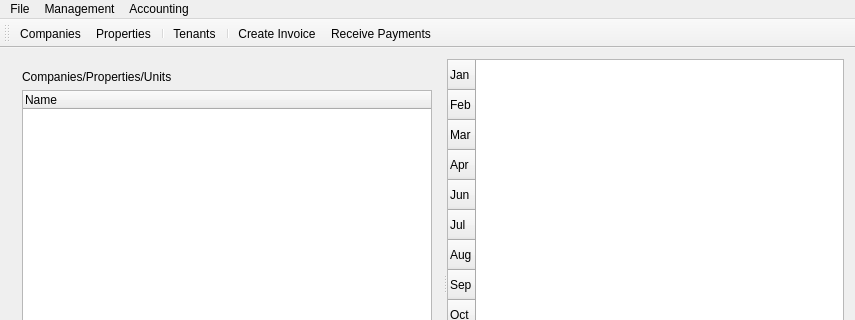
jayjay-w/rentman, file RentManager/rentmanagermainwindow.ui: the form before one commit; both pictures show x 0 to 855 and y 0 to 320 of the 855 by 539 pixel window.
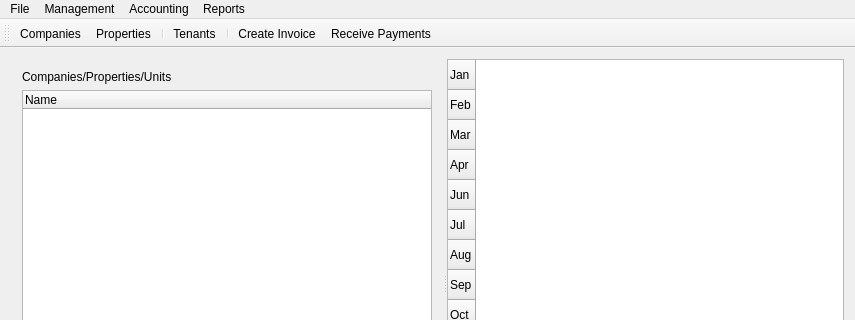
The form after the commit. Icons and pictures are not drawn.

Commit message: Add report menus

The edit to the form file:
```diff
--- a/RentManager/rentmanagermainwindow.ui
+++ b/RentManager/rentmanagermainwindow.ui
@@ -111,7 +111,7 @@
      <x>0</x>
      <y>0</y>
      <width>855</width>
-     <height>21</height>
+     <height>19</height>
     </rect>
    </property>
    <widget class="QMenu" name="menuFile">
@@ -157,9 +157,19 @@
     </property>
     <addaction name="actionAssign_Unit_To_Tenant"/>
    </widget>
+   <widget class="QMenu" name="menuReports">
+    <property name="title">
+     <string>Reports</string>
+    </property>
+    <addaction name="actionCompanies_Properties"/>
+    <addaction name="actionAll_Units"/>
+    <addaction name="actionVacan_Units"/>
+    <addaction name="actionOccupied_Units"/>
+   </widget>
    <addaction name="menuFile"/>
    <addaction name="menuManagement"/>
    <addaction name="menuAccounting"/>
+   <addaction name="menuReports"/>
   </widget>
   <widget class="QToolBar" name="mainToolBar">
    <property name="toolButtonStyle">
```
Left out of the diff: 20 changed lines with no effect on the pictures.
